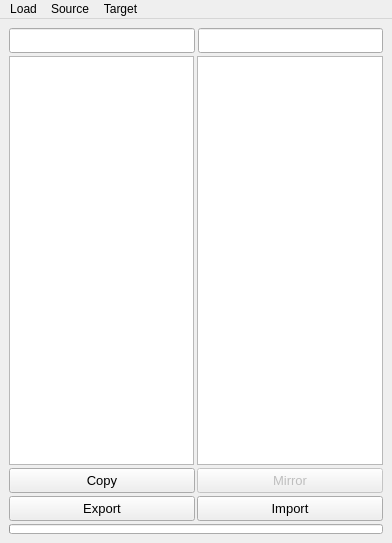
Qt form Plugcmds/weightsTool/weightsTool.ui (zclongpop123/RiggingTeamTools) before a commit.
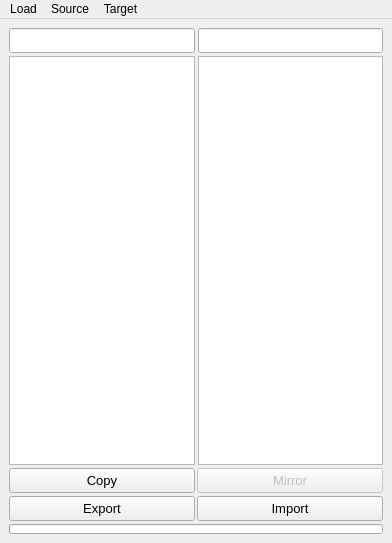
The same form after that commit.

Commit message: change control layout with...

```diff
--- a/Plugcmds/weightsTool/weightsTool.ui
+++ b/Plugcmds/weightsTool/weightsTool.ui
@@ -62,7 +62,7 @@
      </layout>
     </item>
     <item>
-     <layout class="QHBoxLayout" name="horizontalLayout_2">
+     <layout class="QHBoxLayout" name="horizontalLayout_2" stretch="5,5">
       <property name="spacing">
        <number>3</number>
       </property>
```
Left out of the diff: 2 changed lines with no effect on the pictures.
